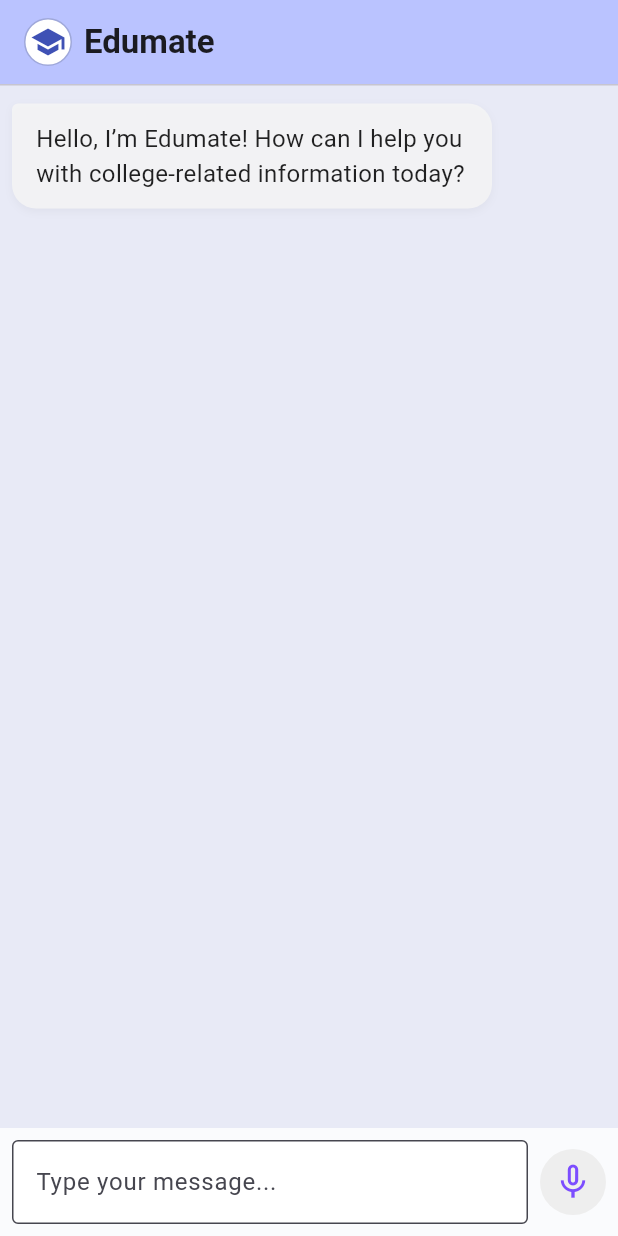
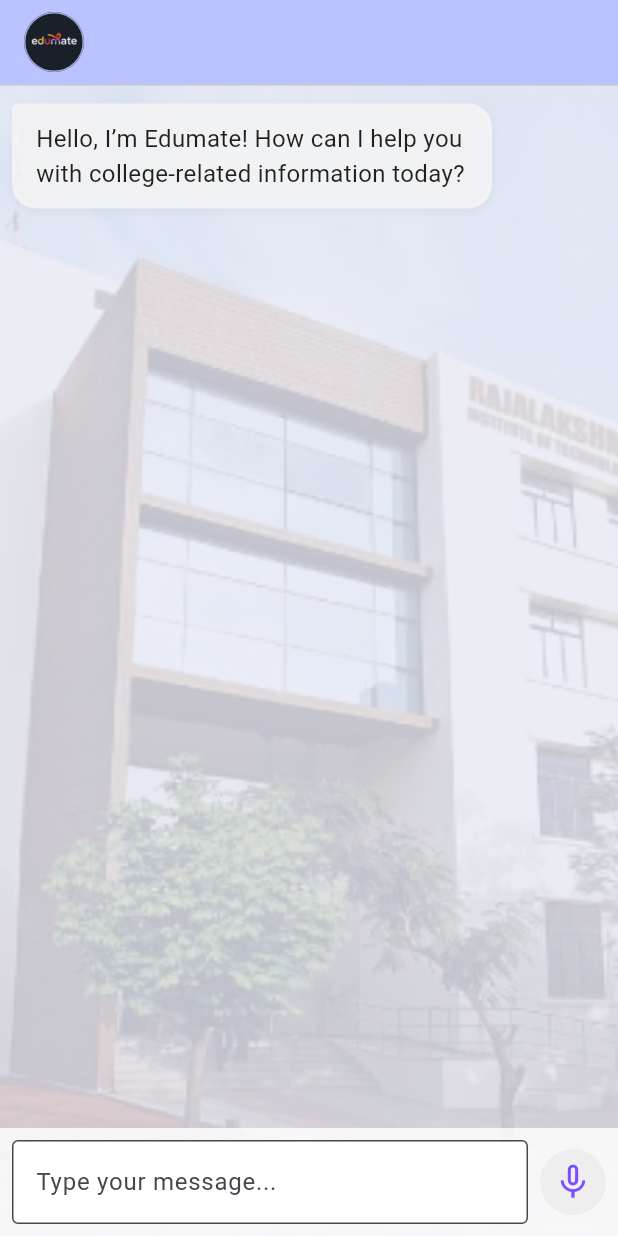
Before and after one commit to Jxck-007/Edumate, a Flutter app: the screen it shows after launch, on a phone screen of 412 x 824 dp. Run offline on Flutter 3.47's test engine with Material 3 defaults, Android fonts, the phone set to English and light mode, and no system bars; our stand-ins replace flutter_tts, speech_to_text; missing offline and left inert: google_mlkit_language_id, translator.

Commit message:
background & logo

```diff
--- a/lib/main.dart
+++ b/lib/main.dart
@@ -192,28 +192,34 @@ class _ChatScreenState extends State<ChatScreen> {
       appBar: AppBar(
         title: Row(
           children: [
-            // Logo placeholder
+            // App logo image (logo.jpeg)
             Container(
-              width: 32,
-              height: 32,
+              width: 40,
+              height: 40,
               margin: const EdgeInsets.only(right: 8),
               decoration: BoxDecoration(
                 shape: BoxShape.circle,
                 color: Colors.white,
                 border: Border.all(color: Colors.indigo.shade200),
+                image: DecorationImage(
+                  image: AssetImage('assets/images/logo.jpeg'),
+                  fit: BoxFit.cover,
                 ),
-              child: const Icon(Icons.school, color: Colors.indigo), // Replace with logo later
               ),
-            const Text(
-              'Edumate',
-              style: TextStyle(fontWeight: FontWeight.bold),
             ),
           ],
         ),
         backgroundColor: Theme.of(context).colorScheme.inversePrimary,
       ),
       body: Container(
+        decoration: BoxDecoration(
           color: Colors.indigo.shade50,
+          image: DecorationImage(
+            image: AssetImage('assets/images/background.jpg'),
+            fit: BoxFit.cover,
+            colorFilter: ColorFilter.mode(Colors.black.withOpacity(0.18), BlendMode.dstATop),
+          ),
+        ),
         child: Column(
           children: [
             const Divider(height: 1),
@@ -353,9 +359,22 @@ class _ChatScreenState extends State<ChatScreen> {
                       onPressed: () => _sendMessage(text: _controller.text),
                     ),
                   // Press and hold mic button for voice
+                  Stack(
+                    alignment: Alignment.center,
+                    children: [
                       GestureDetector(
-                    onLongPress: _startListening,
-                    onLongPressUp: _stopListening,
+                        onLongPress: () {
+                          setState(() {
+                            _isListening = true;
+                          });
+                          _startListening();
+                        },
+                        onLongPressUp: () {
+                          setState(() {
+                            _isListening = false;
+                          });
+                          _stopListening();
+                        },
                         child: Container(
                           decoration: BoxDecoration(
                             shape: BoxShape.circle,
@@ -369,19 +388,22 @@ class _ChatScreenState extends State<ChatScreen> {
                           ),
                         ),
                       ),
+                      if (_isListening)
+                        Positioned(
+                          top: 56,
+                          child: SizedBox(
+                            width: 220,
+                            height: 80,
+                            child: WaveformModal(
+                              audioPath: '',
+                              onClose: () {},
+                            ),
+                          ),
+                        ),
                     ],
                   ),
+                ],
               ),
-            // Waveform modal for voice messages
-            if (_showWaveformModal && _modalAudioPath != null)
-              WaveformModal(
-                audioPath: _modalAudioPath!,
-                onClose: () {
-                  setState(() {
-                    _showWaveformModal = false;
-                    _modalAudioPath = null;
-                  });
-                },
             ),
           ],
         ),
--- a/pubspec.yaml
+++ b/pubspec.yaml
@@ -61,7 +61,7 @@ flutter:
 
   # To add assets to your application, add an assets section, like this:
   assets:
-    - assets/images/background.jpg
+    - assets/images/
 
   # An image asset can refer to one or more resolution-specific "variants", see
   # https://flutter.dev/to/resolution-aware-images
```
Also changed, not shown: assets/images/logo.jpeg (added). Lines whose indentation alone changed are shown as unchanged.
